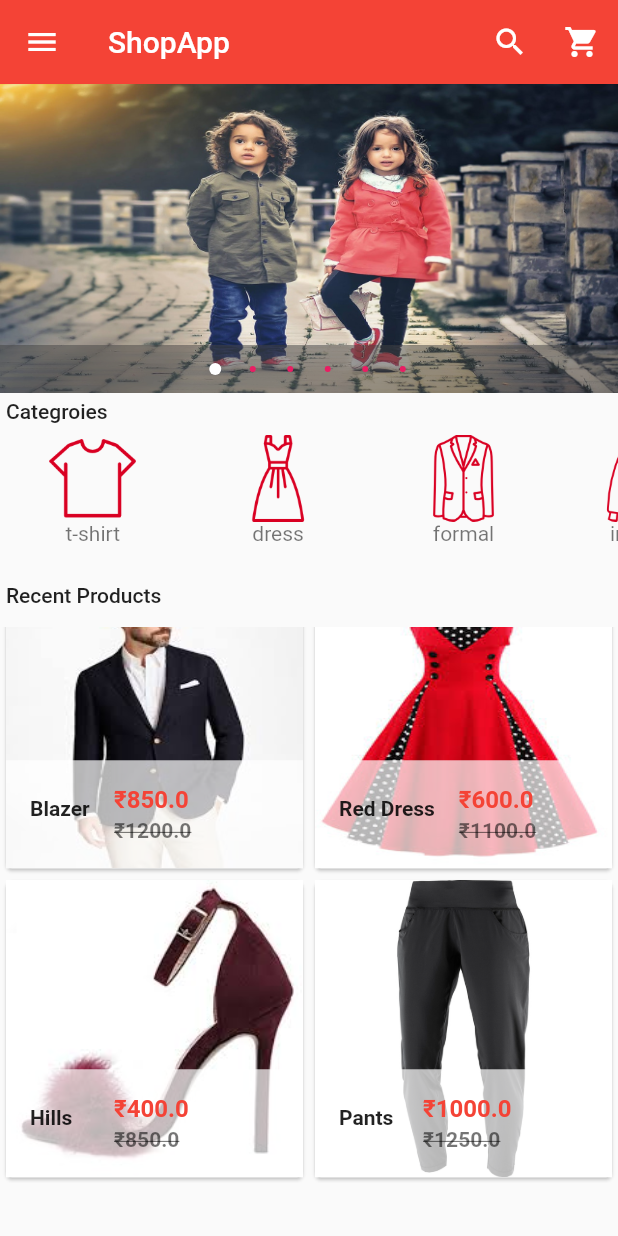
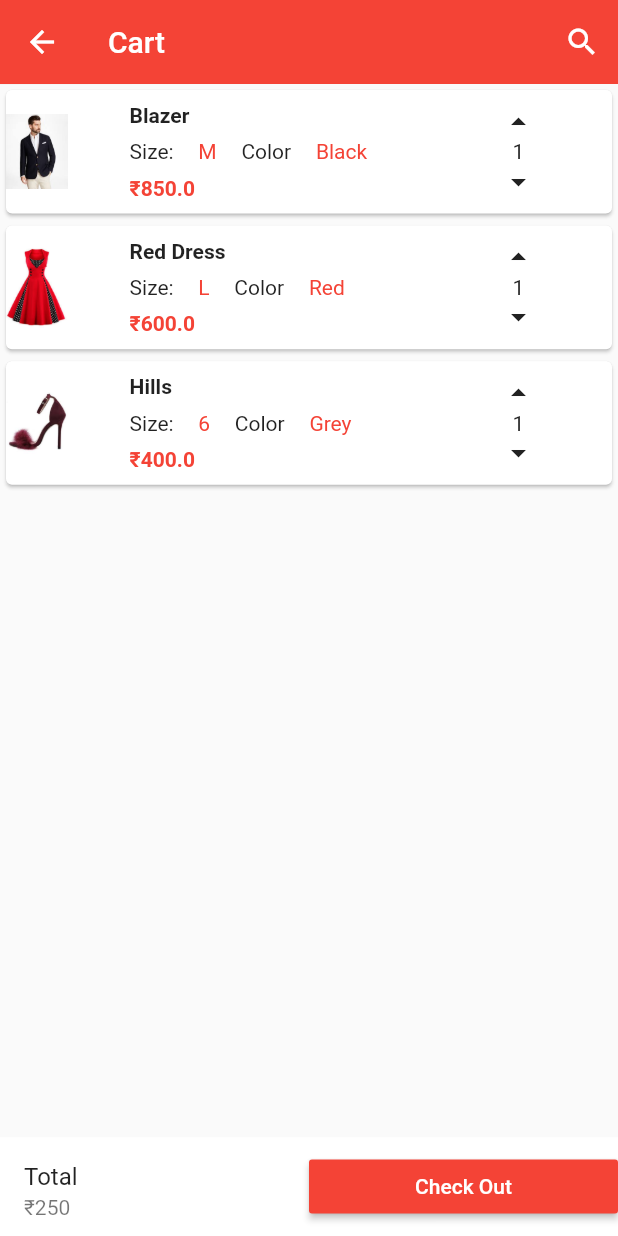
Before and after one commit to ksrikanth554/ecommerceapp, a Flutter app: the screen it shows after launch, scrolled down 41 dp, after a tap on the "shopping cart" icon, on a phone screen of 412 x 824 dp. Run offline on Flutter 3.47's test engine with Material 2 defaults, Android fonts, the phone set to English and light mode, and no system bars; drawn by our look-alikes of carousel_pro.

```diff
--- /dev/null
+++ b/lib/cart.dart
@@ -0,0 +1,48 @@
+import './components/cart_products.dart';
+import 'package:flutter/material.dart';
+
+class Cart extends StatefulWidget {
+  @override
+  _CartState createState() => _CartState();
+}
+
+class _CartState extends State<Cart> {
+  @override
+  Widget build(BuildContext context) {
+    return Scaffold(
+      appBar: AppBar(
+        elevation: 0.1,
+        title: Text('Cart'),
+        backgroundColor: Colors.red,
+        actions: <Widget>[
+          IconButton(icon: Icon(Icons.search,color: Colors.white,), onPressed: (){}),
+         // IconButton(icon: Icon(Icons.shopping_cart,color: Colors.white,), onPressed: (){}),
+
+        ],
+      ),
+      body: CartProducts(),
+      bottomNavigationBar: Container(
+        height:MediaQuery.of(context).size.height*0.08,
+        color:Colors.white,
+        child: Row(
+          children: <Widget>[
+            Expanded(
+              child: ListTile(
+                title:Text('Total'),
+                subtitle:Text('₹250'),
+              ),
+            ),
+              Expanded(
+                child:MaterialButton(
+                  color:Colors.red,
+                  child:Text("Check Out",style:TextStyle(color:Colors.white),),
+                  onPressed: (){}
+                  ) ,
+                )
+          ],
+        ),
+      ),
+
+    );
+  }
+}
--- /dev/null
+++ b/lib/components/cart_products.dart
@@ -0,0 +1,133 @@
+import 'package:flutter/material.dart';
+class CartProducts extends StatefulWidget {
+  @override
+  _CartProductsState createState() => _CartProductsState();
+}
+
+class _CartProductsState extends State<CartProducts> {
+ var cart_product_list=[
+   {
+      "product_name":"Blazer",
+      "product_image":"images/products/blazer1.jpeg",
+      "product_price":850.00,
+      "size":"M",
+      "color":"Black",
+      "quantity":1
+    },
+    {
+      "product_name":"Red Dress",
+      "product_image":"images/products/dress1.jpeg",
+      "product_price":600.00,
+      "size":"L",
+      "color":"Red",
+      "quantity":1
+    },
+    {
+      "product_name":"Hills",
+      "product_image":"images/products/hills1.jpeg",
+      "product_price":400.00,
+      "size":"6",
+      "color":"Grey",
+      "quantity":1
+
+    },
+  ];
+  @override
+  Widget build(BuildContext context) {
+    return ListView.builder(
+      itemCount: cart_product_list.length,
+      itemBuilder: (ctx,index){
+        return SingleCart(
+          cart_product_name:cart_product_list[index]["product_name"],
+          cart_product_image: cart_product_list[index]["product_image"],
+          cart_product_price: cart_product_list[index]["product_price"],
+          cart_product_size: cart_product_list[index]["size"],
+          cart_product_color: cart_product_list[index]["color"],
+          cart_product_quantity:cart_product_list[index]["quantity"],
+        );
+      }
+
+    );
+  }
+}
+
+class SingleCart extends StatelessWidget {
+  final cart_product_name;
+  final cart_product_image;
+  final cart_product_price;
+  final cart_product_size;
+  final cart_product_color;
+  final cart_product_quantity;
+  SingleCart({
+    this.cart_product_color,this.cart_product_image,this.cart_product_name,
+    this.cart_product_price,this.cart_product_quantity,this.cart_product_size
+  });
+  @override
+  Widget build(BuildContext context) {
+    return Card(
+        child:Row(
+          children: <Widget>[
+          Image.asset(cart_product_image,
+          width: MediaQuery.of(context).size.width*0.1,
+          height:MediaQuery.of(context).size.height*0.1,),
+          SizedBox(width: MediaQuery.of(context).size.width*0.1,),
+          Container(
+          // padding:EdgeInsets.only(top:MediaQuery.of(context).size.height*0.01),
+            child: Column(
+
+              children: <Widget>[
+                Container(
+                  width: MediaQuery.of(context).size.width*0.5,
+                  child: Text('$cart_product_name',style:TextStyle(fontWeight:FontWeight.w600),)),
+               SizedBox(height: MediaQuery.of(context).size.height*0.01,),
+                Container(
+                  width: MediaQuery.of(context).size.width*0.5,
+                  child: Row(
+                    children: <Widget>[
+                      Text('Size:'),
+                      SizedBox(width: MediaQuery.of(context).size.width*0.04,),
+                      Text('$cart_product_size',style:TextStyle(color:Colors.red),),
+                      SizedBox(width: MediaQuery.of(context).size.width*0.04,),
+                      Text('Color'),
+                      SizedBox(width: MediaQuery.of(context).size.width*0.04,),
+                      Text('$cart_product_color',style:TextStyle(color:Colors.red)),
+
+                    ],
+                  ),
+                ),
+                SizedBox(height: MediaQuery.of(context).size.height*0.01,),
+                Container(
+                  width: MediaQuery.of(context).size.width*0.5,
+                  child: Row(
+                    children: <Widget>[
+                      Text("₹$cart_product_price",style:TextStyle(color:Colors.red,fontWeight:FontWeight.w700),)
+                    ],
+                  ),
+                ),
+              ],
+            ),
+          ),
+          SizedBox(width: MediaQuery.of(context).size.width*0.1,),
+            Column(
+              children: <Widget>[
+
+
+               Icon(Icons.arrow_drop_up),
+
+                   Text("$cart_product_quantity"),
+
+                     Icon(Icons.arrow_drop_down),
+
+
+
+              ],
+            ),
+          ],
+
+            //height: 150,
+
+        ),
+
+    );
+  }
+}
--- a/lib/main.dart
+++ b/lib/main.dart
@@ -1,4 +1,5 @@
 import 'package:carousel_pro/carousel_pro.dart';
+import './cart.dart';
 import './components/horizontallist_categories.dart';
 import 'package:flutter/material.dart';
 import 'package:flutter/services.dart';
@@ -56,7 +57,11 @@ class _HomePageState extends State<HomePage> {
         backgroundColor: Colors.red,
         actions: <Widget>[
           IconButton(icon: Icon(Icons.search,color: Colors.white,), onPressed: (){}),
-          IconButton(icon: Icon(Icons.shopping_cart,color: Colors.white,), onPressed: (){}),
+          IconButton(icon: Icon(Icons.shopping_cart,color: Colors.white,),
+          onPressed: (){
+            Navigator.of(context).push(MaterialPageRoute(builder: (ctx)=>Cart()));
+          }
+          ),
 
         ],
       ),
@@ -96,6 +101,15 @@ class _HomePageState extends State<HomePage> {
                 title: Text('My Orders'),
               ),
               onTap:(){},
+            ),
+            InkWell(
+              child: ListTile(
+                leading: Icon(Icons.shopping_cart,color: Colors.red,),
+                title: Text('Shopping Cart'),
+              ),
+              onTap:(){
+                Navigator.of(context).push(MaterialPageRoute(builder:(ctx)=>Cart()));
+              },
             ),
             InkWell(
               child: ListTile(
--- a/lib/product_details.dart
+++ b/lib/product_details.dart
@@ -1,4 +1,6 @@
 import 'package:flutter/material.dart';
+
+import 'components/recent_products.dart';
 
 class ProductDetails extends StatefulWidget {
   final product_details_name;
@@ -67,7 +69,20 @@ class _ProductDetailsState extends State<ProductDetails> {
                           ],
                       ),
                       onPressed:(){
-
+                        showDialog(context: context,
+                        builder:(ctx){
+                          return AlertDialog(
+                            title:Text('Size'),
+                            content:Text('Select Your Size'),
+                            actions: <Widget>[
+                              MaterialButton(
+                                child:Text('Close',style:TextStyle(color:Colors.blue),),
+                                onPressed:()=>Navigator.of(context).pop(),
+                              )
+                            ],
+                          );
+                        }
+                        );
                       },
                     ),
                   ),
@@ -83,7 +98,20 @@ class _ProductDetailsState extends State<ProductDetails> {
                           ],
                       ),
                       onPressed:(){
-
+                        showDialog(context: context,
+                        builder:(ctx){
+                          return AlertDialog(
+                            title:Text('Color'),
+                            content:Text('Choose Your Color'),
+                            actions: <Widget>[
+                              MaterialButton(
+                                child:Text('Close',style:TextStyle(color:Colors.blue),),
+                                onPressed:()=>Navigator.of(context).pop(),
+                              )
+                            ],
+                          );
+                        }
+                        );
                       },
                     ),
                   ),
@@ -99,7 +127,20 @@ class _ProductDetailsState extends State<ProductDetails> {
                           ],
                       ),
                       onPressed:(){
-
+                        showDialog(context: context,
+                        builder:(ctx){
+                          return AlertDialog(
+                            title:Text('Quantity'),
+                            content:Text('Select Your Quantity'),
+                            actions: <Widget>[
+                              MaterialButton(
+                                child:Text('Close',style:TextStyle(color:Colors.blue),),
+                                onPressed:()=>Navigator.of(context).pop(),
+                              )
+                            ],
+                          );
+                        }
+                        );
                       },
                     ),
                   ),
@@ -129,6 +170,53 @@ class _ProductDetailsState extends State<ProductDetails> {
                 }
                 ),
               ],
+            ),
+            ListTile(
+              title:Text('Product Description',style:TextStyle(fontWeight:FontWeight.w500),),
+              subtitle: Text('Lorem Ipsum has been the industrys standard dummy text ever since the 1500s, when an unknown printer took a galley of type and scrambled it to make a type specimen book. It has survived not only five centuries, but also the leap into electronic typesetting, remaining essentially unchanged. It was popularised in the 1960s with the release of Letraset sheets containing Lorem Ipsum passages, and more recently with desktop publishing software like Aldus PageMaker including versions of Lorem Ipsum'),
+            ),
+            Divider(),
+            Row(
+              children: <Widget>[
+                Container(
+                  padding: EdgeInsets.only(left:MediaQuery.of(context).size.width*0.03),
+                  child: Text('Product Name',style:TextStyle(color:Colors.grey),)),
+                Container(
+                  padding: EdgeInsets.only(left:MediaQuery.of(context).size.width*0.03),
+                  child: Text('${widget.product_details_name}',style:TextStyle(fontWeight:FontWeight.w500),))
+              ],
+            ),
+            SizedBox(height:MediaQuery.of(context).size.height*0.01,),
+            Row(
+              children: <Widget>[
+                Container(
+                  padding: EdgeInsets.only(left:MediaQuery.of(context).size.width*0.03),
+                  child: Text('Product Brand',style:TextStyle(color:Colors.grey),)),
+                Container(
+                  padding: EdgeInsets.only(left:MediaQuery.of(context).size.width*0.03),
+                  child: Text('BrandX',style:TextStyle(fontWeight:FontWeight.w500),))
+              ],
+            ),
+            SizedBox(height:MediaQuery.of(context).size.height*0.01,),
+            Row(
+              children: <Widget>[
+                Container(
+                  padding: EdgeInsets.only(left:MediaQuery.of(context).size.width*0.03),
+                  child: Text('Product Condition',style:TextStyle(color:Colors.grey),)),
+                Container(
+                  padding: EdgeInsets.only(left:MediaQuery.of(context).size.width*0.03),
+                  child: Text('New',style:TextStyle(fontWeight:FontWeight.w500),))
+              ],
+            ),
+            Divider(),
+          Container(
+            padding:EdgeInsets.only(left:MediaQuery.of(context).size.width*0.03),
+            child:Text('Similar Products',style:TextStyle(fontWeight:FontWeight.w700),),
+
+          ),
+          Container(
+            height: MediaQuery.of(context).size.width*0.9,
+            child: Products()
             )
 
 
```
